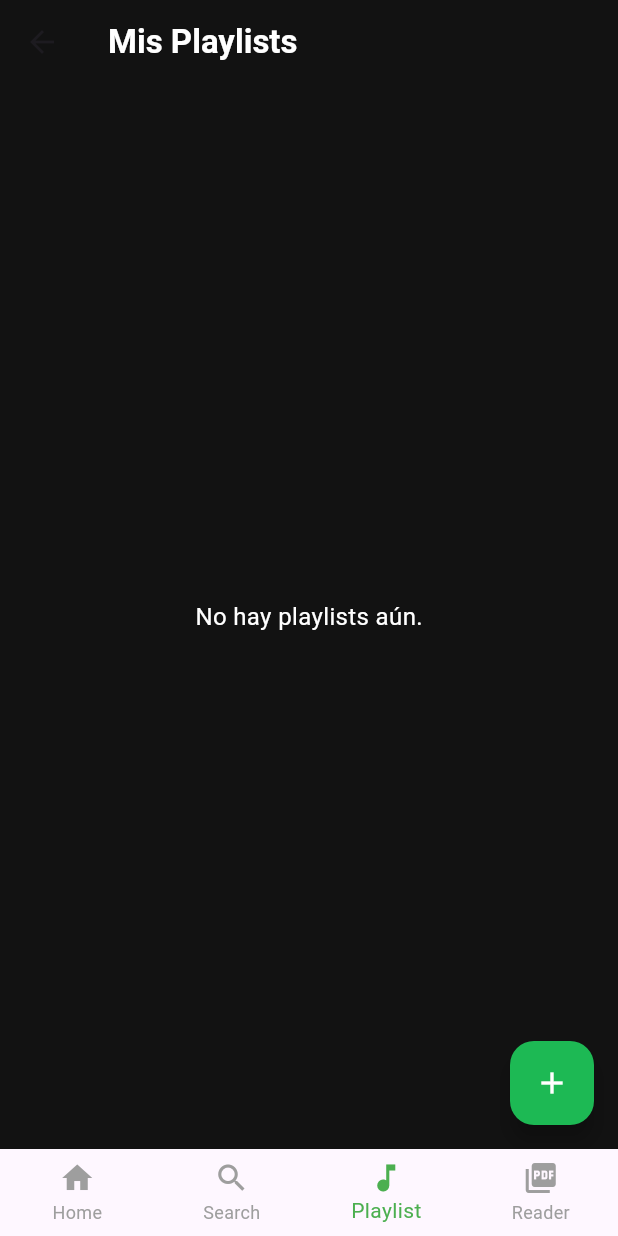
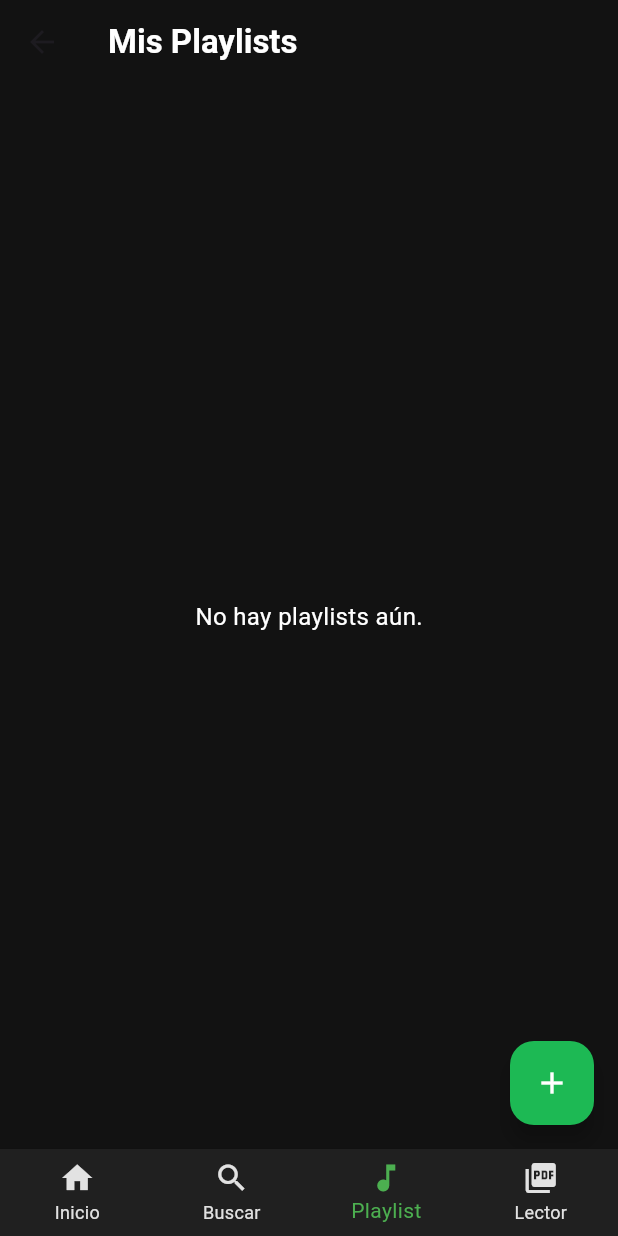
Before and after one commit to TeoLpz/Flutter_Clone_spotify, a Flutter app: the BottomNavbar screen opened directly, item 3 of the bottom bar chosen, on a phone screen of 412 x 824 dp. Run offline on Flutter 3.47's test engine with Material 3 defaults, Android fonts, the phone set to English and light mode, and no system bars; our stand-ins replace dio, firebase_analytics, firebase_auth, firebase_core, firebase_messaging, flutter_vector_icons and 2 more; missing offline and left inert: flutter_pdfview; accounts and stored records are empty.

Commit message:
Change color buttom navbar

```diff
--- a/lib/components/buttom_navbar.dart
+++ b/lib/components/buttom_navbar.dart
@@ -22,7 +22,6 @@ class _BottomNavbarState extends State<BottomNavbar> {
     SearchPage(),
     PlaylistListPage(),
     PdfListPage(),
-
   ];
 
   int _selectedIndex = 0;
@@ -44,24 +43,25 @@ class _BottomNavbarState extends State<BottomNavbar> {
         items: const <BottomNavigationBarItem>[
           BottomNavigationBarItem(
             icon: Icon(Icons.home),
-            label: 'Home',
+            label: 'Inicio',
           ),
           BottomNavigationBarItem(
             icon: Icon(Icons.search),
-            label: 'Search',
+            label: 'Buscar',
           ),
-                      BottomNavigationBarItem(
+          BottomNavigationBarItem(
             icon: Icon(Icons.music_note),
             label: 'Playlist',
           ),
-            BottomNavigationBarItem(
+          BottomNavigationBarItem(
             icon: Icon(Icons.picture_as_pdf),
-            label: 'Reader',
+            label: 'Lector',
           ),
         ],
         selectedItemColor: Colors.green,
-        unselectedItemColor: Colors.grey,
+        unselectedItemColor: const Color.fromARGB(255, 226, 226, 226),
         showUnselectedLabels: true,
+        backgroundColor: const Color.fromARGB(255, 32, 32, 32),
       ),
     );
   }
--- a/lib/pages/home_page.dart
+++ b/lib/pages/home_page.dart
@@ -5,7 +5,7 @@ import 'package:spotify/components/buttom_navbar.dart';
 class HomePage extends StatelessWidget {
   // Lista de imágenes para canciones y playlists
   final List<String> songImages = [
-    'assets/huesped.jpg',
+    'assets/abstract.jpg',
     'assets/song1.jpg',
     'assets/song2.jpg',
     'assets/song3.jpg',
@@ -47,7 +47,7 @@ class HomePage extends StatelessWidget {
             elevation: 0,
             title: const Text(
               'Inicio',
-              style: TextStyle(fontSize: 24, fontWeight: FontWeight.bold),
+              style: TextStyle(fontSize: 24, fontWeight: FontWeight.bold,color: Colors.white,),
             ),
             actions: [
               IconButton(
--- a/lib/pages/search_page.dart
+++ b/lib/pages/search_page.dart
@@ -87,8 +87,8 @@ class _SearchPageState extends State<SearchPage> {
                         return ListTile(
                           leading: ClipRRect(
                             borderRadius: BorderRadius.circular(8.0),
-                            child: Image.network(
-                              'https://via.placeholder.com/50',
+                            child: Image.asset(
+                              'assets/abstract.jpg',
                               width: 50,
                               height: 50,
                               fit: BoxFit.cover,
--- a/pubspec.yaml
+++ b/pubspec.yaml
@@ -105,6 +105,7 @@ flutter:
     - assets/indie_anthems.jpg
     - assets/acoustic_sessions.jpg
     - assets/party_playlist.jpg
+    - assets/abstract.jpg
 
   #   - a_dot_ham.jpeg
 
```
Also changed, not shown: assets/abstract.jpg (added).
